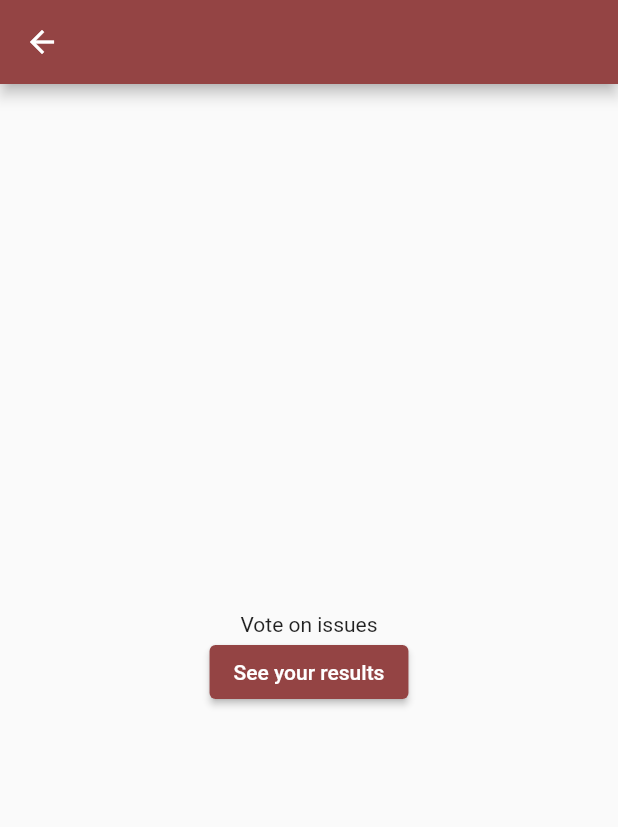
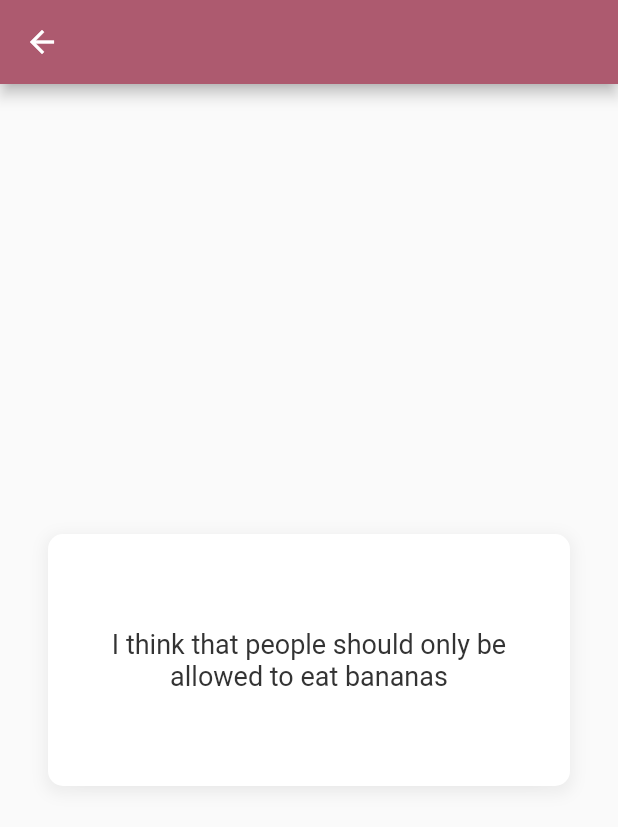
Before and after one commit to siennab/projectcc, a Flutter app: the SurveyPage screen opened by its route, on a phone screen of 412 x 824 dp. Shown: the top 827 px of the screen. Run offline on Flutter 3.47's test engine with Material 2 defaults, Android fonts, the phone set to English and light mode, and no system bars; drawn by our look-alikes of swipe_cards; our stand-ins replace cloud_firestore, firebase_core, google_sign_in; accounts and stored records are empty.

Commit message:
Swiper and slider range

```diff
--- a/lib/screens/login/login_screen.dart
+++ b/lib/screens/login/login_screen.dart
@@ -42,7 +42,9 @@ class _LoginPageState extends State<LoginPage> {
             ),
             ElevatedButton(
                 onPressed: () {
-                  _googleSignIn.signIn().then((value) {
+                  Navigator.of(context).pushNamed('/survey');
+
+                  /*  _googleSignIn.signIn().then((value) {
                     if (value != null) {
                       UserService().registerUser(
                           newUser: User(id: '0', email: value.email));
@@ -50,7 +52,7 @@ class _LoginPageState extends State<LoginPage> {
                     }
                   }).catchError((e) {
                     /// show error message
-                  });
+                  }); */
                 },
                 child: const Text('Login'))
           ],
--- a/lib/screens/survey/survey_screen.dart
+++ b/lib/screens/survey/survey_screen.dart
@@ -1,4 +1,7 @@
 import 'package:flutter/material.dart';
+import 'package:project_cc/components/slider.dart';
+import 'package:project_cc/model/question.dart';
+import 'package:swipe_cards/swipe_cards.dart';
 
 class SurveyPage extends StatefulWidget {
   const SurveyPage({Key? key}) : super(key: key);
@@ -8,26 +11,161 @@ class SurveyPage extends StatefulWidget {
 }
 
 class _SurveyPageState extends State<SurveyPage> {
+  late List<Question> questions;
 
-      @override
+  @override
+  void initState() {
+    super.initState();
+    questions = [
+      Question(
+          id: 'q_1',
+          copy: 'I think that people should only be allowed to eat bananas'),
+      Question(
+          id: 'q_2',
+          copy: 'I think that people should only be allowed to eat oranges'),
+      Question(
+          id: 'q_3',
+          copy: 'I think that people should only be allowed to eat apples'),
+      Question(
+          id: 'q_4',
+          copy: 'I think that people should only be allowed to eat carrots'),
+      Question(
+          id: 'q_5',
+          copy:
+              'I think that people should only be allowed to eat chicken wings'),
+    ];
+  }
+
+  @override
   Widget build(BuildContext context) {
     return Scaffold(
-      appBar: AppBar(
-      ),
+      appBar: AppBar(),
       body: Center(
-
         child: Column(
           mainAxisAlignment: MainAxisAlignment.center,
-          children:  <Widget>[
-            const Text(
-              'Vote on issues',
+          children: <Widget>[
+            Container(
+              height: 200,
+              margin: const EdgeInsets.all(16),
+              child: Stack(
+                children: [
+                  SizedBox(
+                    height: MediaQuery.of(context).size.height - kToolbarHeight,
+                    child: SwipeCards(
+                      matchEngine: MatchEngine(
+                        swipeItems: questions
+                            .map((e) => SwipeItem(content: Text(e.copy)))
+                            .toList(),
+                      ),
+                      itemBuilder: (BuildContext context, int index) {
+                        return Container(
+                          decoration: BoxDecoration(
+                            color: Theme.of(context).colorScheme.background,
+                            borderRadius: const BorderRadius.only(
+                                topLeft: Radius.circular(10),
+                                topRight: Radius.circular(10),
+                                bottomLeft: Radius.circular(10),
+                                bottomRight: Radius.circular(10)),
+                            boxShadow: [
+                              BoxShadow(
+                                color: Colors.grey.withOpacity(0.15),
+                                spreadRadius: 2,
+                                blurRadius: 8,
+                                offset: const Offset(
+                                    0, 3), // changes position of shadow
+                              ),
+                            ],
+                          ),
+                          alignment: Alignment.center,
+                          padding: const EdgeInsets.all(16),
+                          child: Text(
+                            questions[index].copy,
+                            textAlign: TextAlign.center,
+                            style: const TextStyle(
+                                fontSize: 18, fontWeight: FontWeight.normal),
+                          ),
+                        );
+                      },
+                      onStackFinished: () {
+                        /// navigate to profile
+                        Navigator.of(context).pushNamed('/results');
+                      },
+                      itemChanged: (SwipeItem item, int index) async {
+                        await _showGeneralDialog(questions[index - 1].copy);
+                      },
+                      upSwipeAllowed: true,
+                      fillSpace: true,
+                    ),
+                  ),
+                ],
+              ),
             ),
-             ElevatedButton(onPressed: () {
-              Navigator.of(context).pushNamed('/results');
-            }, child: const Text('See your results'))
           ],
         ),
       ),
     );
-    }
   }
+
+  Future<void> _showGeneralDialog(String questionText) {
+    return showGeneralDialog(
+      context: context,
+      transitionDuration: Duration(milliseconds: 280),
+      transitionBuilder: (context, animation, secondaryAnimation, child) {
+        return FadeTransition(
+          opacity: animation,
+          child: child,
+        );
+      },
+      pageBuilder: (context, animation, secondaryAnimation) {
+        return SafeArea(
+          child: Container(
+            width: MediaQuery.of(context).size.width,
+            height: MediaQuery.of(context).size.height,
+            padding: const EdgeInsets.all(16),
+            color: Theme.of(context).colorScheme.background,
+            child: Center(
+              child: Column(
+                mainAxisSize: MainAxisSize.min,
+                children: <Widget>[
+                  Text(
+                    'How important is this issue to you?',
+                    style: Theme.of(context).textTheme.bodyText1,
+                  ),
+                  Center(
+                    child: Container(
+                      width: 200,
+                      padding: EdgeInsets.only(top: 16),
+                      child: Text(
+                        '"$questionText"',
+                        style: Theme.of(context).textTheme.bodyText1!.copyWith(
+                            fontSize: 12,
+                            color: Colors.grey,
+                            fontStyle: FontStyle.italic),
+                        textAlign: TextAlign.center,
+                      ),
+                    ),
+                  ),
+                  Padding(
+                    padding: const EdgeInsets.only(top: 8.0, bottom: 8.0),
+                    child: Material(
+                      color: Theme.of(context).colorScheme.background,
+                      child: const CCSlider(),
+                    ),
+                  ),
+                  TextButton(
+                    onPressed: () {
+                      Navigator.of(context).pop();
+                    },
+                    child: const Text(
+                      "DONE",
+                    ),
+                  )
+                ],
+              ),
+            ),
+          ),
+        );
+      },
+    );
+  }
+}
--- a/pubspec.yaml
+++ b/pubspec.yaml
@@ -40,6 +40,7 @@ dependencies:
   firebase_core: ^1.20.0
   cloud_firestore: ^3.4.1
   google_sign_in: ^5.4.0
+  swipe_cards: ^1.0.0
 
 dev_dependencies:
   flutter_test:
```
Also changed, not shown: lib/components/modal.dart (added, +26 -0 lines), lib/components/slider.dart (added, +37 -0 lines), lib/main.dart (+11 -3 lines).
